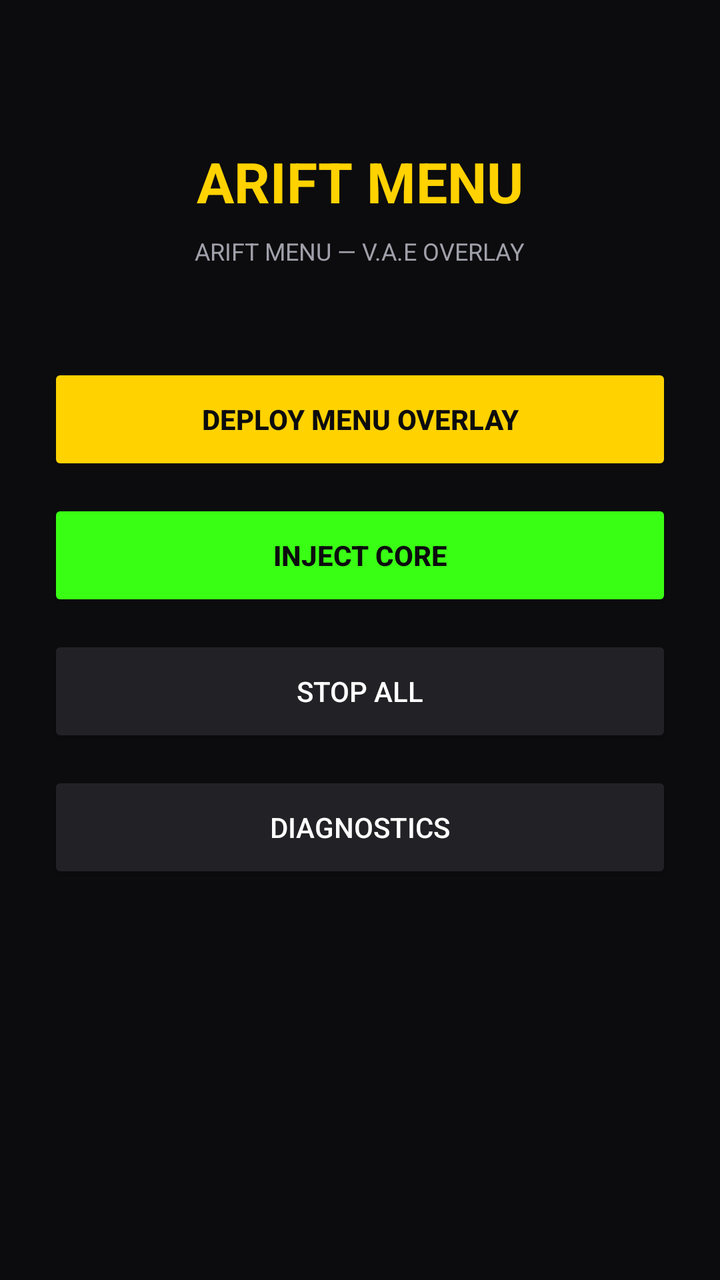
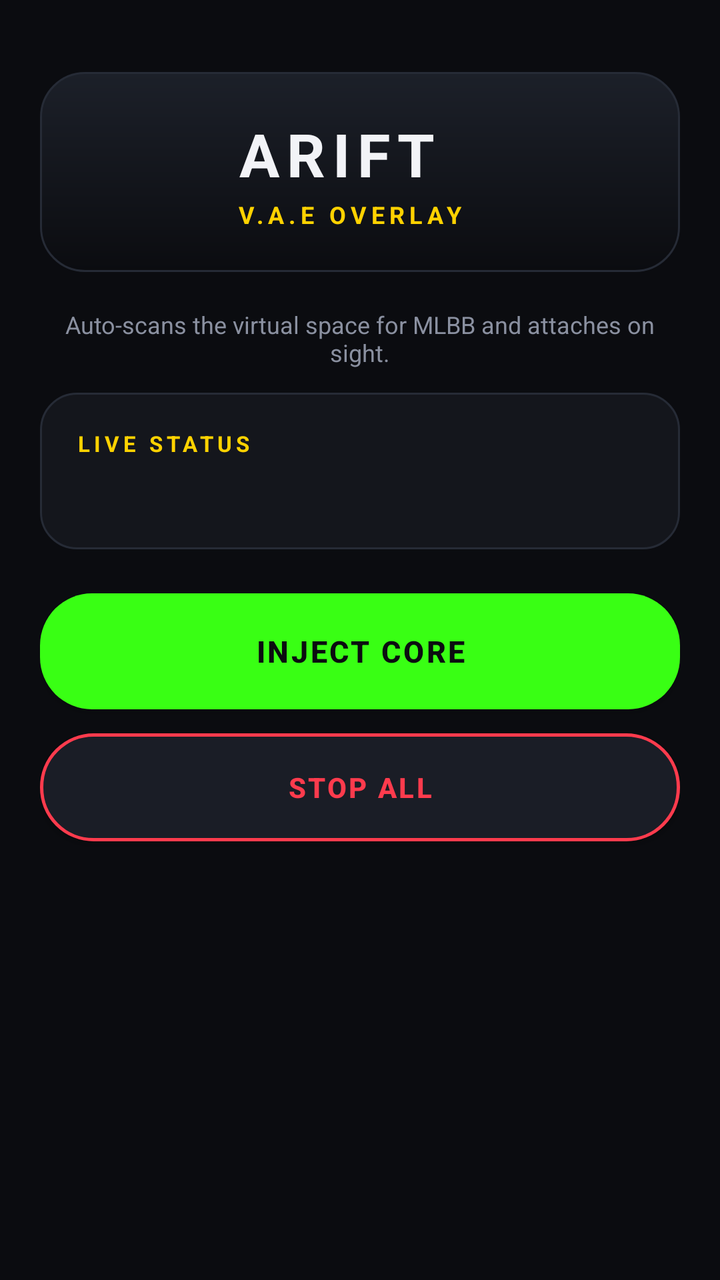

Two renders of the same Android screen: before a commit and after it. Below are the layout's source before the change and the commit's diff.
<!-- AndroidManifest.xml: application theme Theme.Arift -->
<!-- res/layout/activity_main.xml -->
<?xml version="1.0" encoding="utf-8"?>
<LinearLayout xmlns:android="http://schemas.android.com/apk/res/android"
    android:layout_width="match_parent"
    android:layout_height="match_parent"
    android:orientation="vertical"
    android:padding="24dp"
    android:gravity="center_horizontal">

    <TextView
        android:id="@+id/txtTitle"
        android:layout_width="wrap_content"
        android:layout_height="wrap_content"
        android:text="ARIFT MENU"
        android:textColor="#FFD200"
        android:textSize="28sp"
        android:textStyle="bold"
        android:layout_marginTop="48dp" />

    <TextView
        android:id="@+id/txtBrand"
        android:layout_width="wrap_content"
        android:layout_height="wrap_content"
        android:text="ARIFT MENU — V.A.E OVERLAY"
        android:textColor="#A0A0AA"
        android:textSize="12sp"
        android:layout_marginTop="8dp" />

    <Button
        android:id="@+id/btnLaunchOverlay"
        android:layout_width="match_parent"
        android:layout_height="56dp"
        android:layout_marginTop="48dp"
        android:text="@string/btn_overlay"
        android:backgroundTint="#FFD200"
        android:textColor="#0C0C0E"
        android:textStyle="bold" />

    <Button
        android:id="@+id/btnLaunchInjector"
        android:layout_width="match_parent"
        android:layout_height="56dp"
        android:layout_marginTop="12dp"
        android:text="@string/btn_inject"
        android:backgroundTint="#39FF14"
        android:textColor="#0C0C0E"
        android:textStyle="bold" />

    <Button
        android:id="@+id/btnStop"
        android:layout_width="match_parent"
        android:layout_height="56dp"
        android:layout_marginTop="12dp"
        android:text="@string/btn_stop"
        android:backgroundTint="#222226"
        android:textColor="#FFFFFF" />

    <Button
        android:id="@+id/btnStatus"
        android:layout_width="match_parent"
        android:layout_height="56dp"
        android:layout_marginTop="12dp"
        android:text="@string/btn_status"
        android:backgroundTint="#222226"
        android:textColor="#FFFFFF" />

    <TextView
        android:id="@+id/txtStatus"
        android:layout_width="match_parent"
        android:layout_height="wrap_content"
        android:layout_marginTop="24dp"
        android:textColor="#A0A0AA"
        android:textSize="12sp"
        android:fontFamily="monospace" />
</LinearLayout>
<!-- resources referenced by this layout -->
<resources>
  <string name="btn_inject">Inject Core</string>
  <string name="btn_overlay">Deploy Menu Overlay</string>
  <string name="btn_status">Diagnostics</string>
  <string name="btn_stop">Stop All</string>
  <style name="Theme.Arift" parent="Theme.MaterialComponents.DayNight.NoActionBar">
          <item name="android:statusBarColor">#0C0C0E</item>
          <item name="android:navigationBarColor">#0C0C0E</item>
          <item name="android:windowBackground">#0C0C0E</item>
          <item name="colorPrimary">#FFD200</item>
          <item name="colorSecondary">#39FF14</item>
          <item name="colorOnPrimary">#0C0C0E</item>
      </style>
</resources>

<!-- the commit's change to res/layout/activity_main.xml (unified diff, before → after) -->
@@ -3,72 +3,109 @@
     android:layout_width="match_parent"
     android:layout_height="match_parent"
     android:orientation="vertical"
-    android:padding="24dp"
-    android:gravity="center_horizontal">
+    android:background="@color/arift_bg"
+    android:padding="20dp">
+
+    <LinearLayout
+        android:layout_width="match_parent"
+        android:layout_height="wrap_content"
+        android:orientation="horizontal"
+        android:gravity="center_vertical"
+        android:background="@drawable/bg_header"
+        android:padding="18dp"
+        android:layout_marginTop="16dp">
+
+        <ImageView
+            android:layout_width="64dp"
+            android:layout_height="64dp"
+            android:src="@mipmap/ic_launcher"
+            android:contentDescription="@string/app_name" />
+
+        <LinearLayout
+            android:layout_width="wrap_content"
+            android:layout_height="wrap_content"
+            android:orientation="vertical"
+            android:layout_marginStart="16dp">
+
+            <TextView
+                android:layout_width="wrap_content"
+                android:layout_height="wrap_content"
+                android:text="@string/app_name"
+                android:textColor="@color/arift_text"
+                android:textSize="30sp"
+                android:textStyle="bold"
+                android:letterSpacing="0.12" />
+
+            <TextView
+                android:layout_width="wrap_content"
+                android:layout_height="wrap_content"
+                android:text="V.A.E OVERLAY"
+                android:textColor="@color/arift_accent"
+                android:textSize="12sp"
+                android:textStyle="bold"
+                android:letterSpacing="0.2"
+                android:layout_marginTop="2dp" />
+        </LinearLayout>
+    </LinearLayout>
 
     <TextView
-        android:id="@+id/txtTitle"
-        android:layout_width="wrap_content"
+        android:layout_width="match_parent"
         android:layout_height="wrap_content"
-        android:text="ARIFT MENU"
-        android:textColor="#FFD200"
-        android:textSize="28sp"
-        android:textStyle="bold"
-        android:layout_marginTop="48dp" />
+        android:text="@string/hint_autoscan"
+        android:textColor="@color/arift_dim"
+        android:textSize="12sp"
+        android:gravity="center"
+        android:layout_marginTop="18dp" />
 
-    <TextView
-        android:id="@+id/txtBrand"
-        android:layout_width="wrap_content"
+    <LinearLayout
+        android:layout_width="match_parent"
         android:layout_height="wrap_content"
-        android:text="ARIFT MENU — V.A.E OVERLAY"
-        android:textColor="#A0A0AA"
-        android:textSize="12sp"
-        android:layout_marginTop="8dp" />
+        android:orientation="vertical"
+        android:background="@drawable/bg_card"
+        android:padding="18dp"
+        android:layout_marginTop="12dp">
+
+        <TextView
+            android:layout_width="wrap_content"
+            android:layout_height="wrap_content"
+            android:text="LIVE STATUS"
+            android:textColor="@color/arift_accent"
+            android:textSize="11sp"
+            android:textStyle="bold"
+            android:letterSpacing="0.18" />
+
+        <TextView
+            android:id="@+id/txtStatus"
+            android:layout_width="match_parent"
+            android:layout_height="wrap_content"
+            android:textColor="@color/arift_text"
+            android:textSize="13sp"
+            android:fontFamily="monospace"
+            android:lineSpacingExtra="6dp"
+            android:layout_marginTop="10dp" />
+    </LinearLayout>
 
     <Button
-        android:id="@+id/btnLaunchOverlay"
+        android:id="@+id/btnInject"
         android:layout_width="match_parent"
-        android:layout_height="56dp"
-        android:layout_marginTop="48dp"
-        android:text="@string/btn_overlay"
-        android:backgroundTint="#FFD200"
-        android:textColor="#0C0C0E"
-        android:textStyle="bold" />
-
-    <Button
-        android:id="@+id/btnLaunchInjector"
-        android:layout_width="match_parent"
-        android:layout_height="56dp"
-        android:layout_marginTop="12dp"
+        android:layout_height="58dp"
+        android:layout_marginTop="22dp"
+        android:background="@drawable/bg_btn_green"
         android:text="@string/btn_inject"
-        android:backgroundTint="#39FF14"
-        android:textColor="#0C0C0E"
-        android:textStyle="bold" />
+        android:textColor="@color/arift_bg"
+        android:textSize="15sp"
+        android:textStyle="bold"
+        android:letterSpacing="0.08" />
 
     <Button
         android:id="@+id/btnStop"
         android:layout_width="match_parent"
-        android:layout_height="56dp"
+        android:layout_height="54dp"
         android:layout_marginTop="12dp"
+        android:background="@drawable/bg_btn_dark"
         android:text="@string/btn_stop"
-        android:backgroundTint="#222226"
-        android:textColor="#FFFFFF" />
-
-    <Button
-        android:id="@+id/btnStatus"
-        android:layout_width="match_parent"
-        android:layout_height="56dp"
-        android:layout_marginTop="12dp"
-        android:text="@string/btn_status"
-        android:backgroundTint="#222226"
-        android:textColor="#FFFFFF" />
-
-    <TextView
-        android:id="@+id/txtStatus"
-        android:layout_width="match_parent"
-        android:layout_height="wrap_content"
-        android:layout_marginTop="24dp"
-        android:textColor="#A0A0AA"
-        android:textSize="12sp"
-        android:fontFamily="monospace" />
+        android:textColor="@color/arift_red"
+        android:textSize="14sp"
+        android:textStyle="bold"
+        android:letterSpacing="0.08" />
 </LinearLayout>
<!-- resource entries referenced after the edit -->
@@ -1,9 +1,60 @@
 <!-- resources referenced by this layout -->
 <resources>
-  <string name="btn_inject">Inject Core</string>
-  <string name="btn_overlay">Deploy Menu Overlay</string>
-  <string name="btn_status">Diagnostics</string>
-  <string name="btn_stop">Stop All</string>
+  <color name="arift_accent">#FFD200</color>
+  <color name="arift_bg">#0B0C10</color>
+  <color name="arift_dim">#8A90A0</color>
+  <color name="arift_red">#FF3B4D</color>
+  <color name="arift_text">#F2F3F7</color>
+  <!-- drawable bg_btn_dark (drawable) -->
+  <?xml version="1.0" encoding="utf-8"?>
+  <shape xmlns:android="http://schemas.android.com/apk/res/android"
+      android:shape="rectangle">
+      <solid android:color="@color/arift_card_alt" />
+      <corners android:radius="26dp" />
+      <stroke
+          android:width="1.5dp"
+          android:color="@color/arift_red" />
+  </shape>
+  <!-- drawable bg_btn_green (drawable) -->
+  <?xml version="1.0" encoding="utf-8"?>
+  <shape xmlns:android="http://schemas.android.com/apk/res/android"
+      android:shape="rectangle">
+      <solid android:color="@color/arift_green" />
+      <corners android:radius="26dp" />
+  </shape>
+  <!-- drawable bg_card (drawable) -->
+  <?xml version="1.0" encoding="utf-8"?>
+  <shape xmlns:android="http://schemas.android.com/apk/res/android"
+      android:shape="rectangle">
+      <solid android:color="@color/arift_card" />
+      <corners android:radius="18dp" />
+      <stroke
+          android:width="1dp"
+          android:color="@color/arift_border" />
+  </shape>
+  <!-- drawable bg_header (drawable) -->
+  <?xml version="1.0" encoding="utf-8"?>
+  <shape xmlns:android="http://schemas.android.com/apk/res/android"
+      android:shape="rectangle">
+      <gradient
+          android:startColor="#1C2029"
+          android:endColor="#0B0C10"
+          android:angle="270" />
+      <corners android:radius="22dp" />
+      <stroke
+          android:width="1dp"
+          android:color="@color/arift_border" />
+  </shape>
+  <!-- mipmap ic_launcher (mipmap-anydpi-v26) -->
+  <?xml version="1.0" encoding="utf-8"?>
+  <adaptive-icon xmlns:android="http://schemas.android.com/apk/res/android">
+      <background android:drawable="@color/ic_launcher_bg" />
+      <foreground android:drawable="@drawable/ic_launcher_foreground" />
+  </adaptive-icon>
+  <string name="app_name">ARIFT</string>
+  <string name="btn_inject">INJECT CORE</string>
+  <string name="btn_stop">STOP ALL</string>
+  <string name="hint_autoscan">Auto-scans the virtual space for MLBB and attaches on sight.</string>
   <style name="Theme.Arift" parent="Theme.MaterialComponents.DayNight.NoActionBar">
           <item name="android:statusBarColor">#0C0C0E</item>
           <item name="android:navigationBarColor">#0C0C0E</item>
@@ -12,5 +63,11 @@
           <item name="colorSecondary">#39FF14</item>
           <item name="colorOnPrimary">#0C0C0E</item>
       </style>
+  <color name="arift_card_alt">#1A1D26</color>
+  <color name="arift_green">#39FF14</color>
+  <color name="arift_card">#14161C</color>
+  <color name="arift_border">#262B36</color>
+  <color name="ic_launcher_bg">#0C0C0E</color>
+  <!-- drawable ic_launcher_foreground: png bitmap (drawable, 126225 bytes) -->
 </resources>
 
